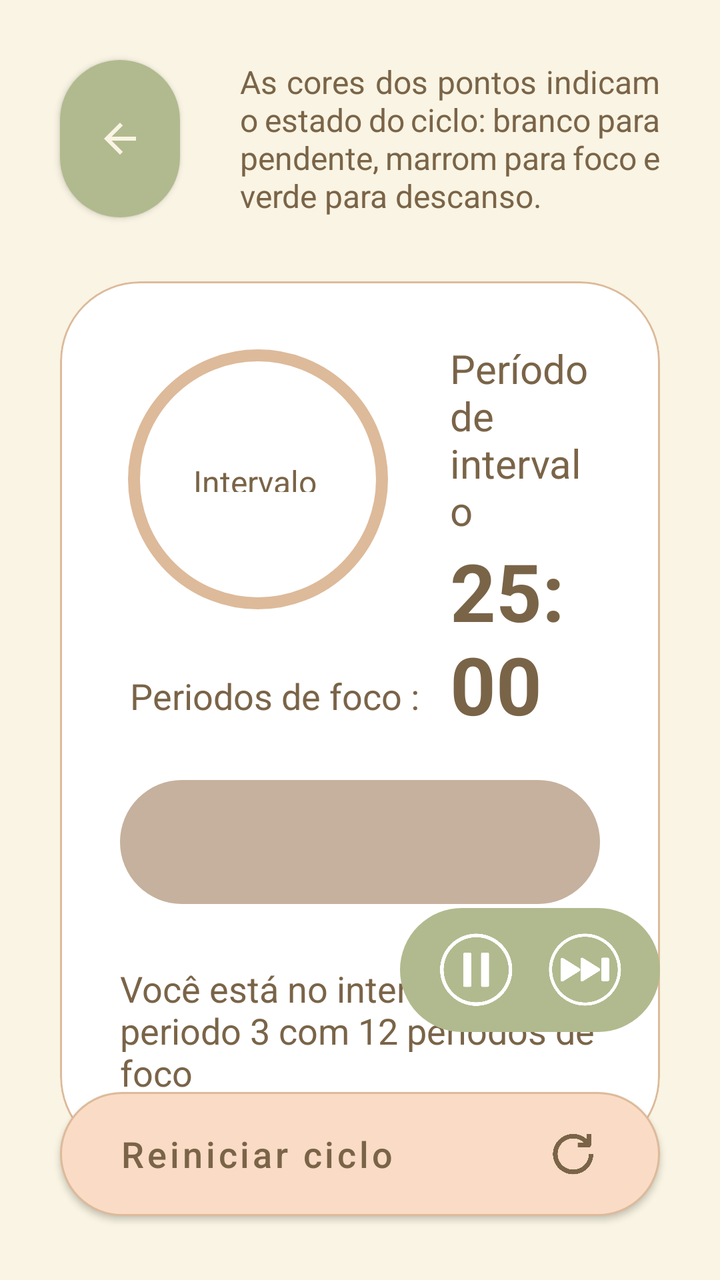
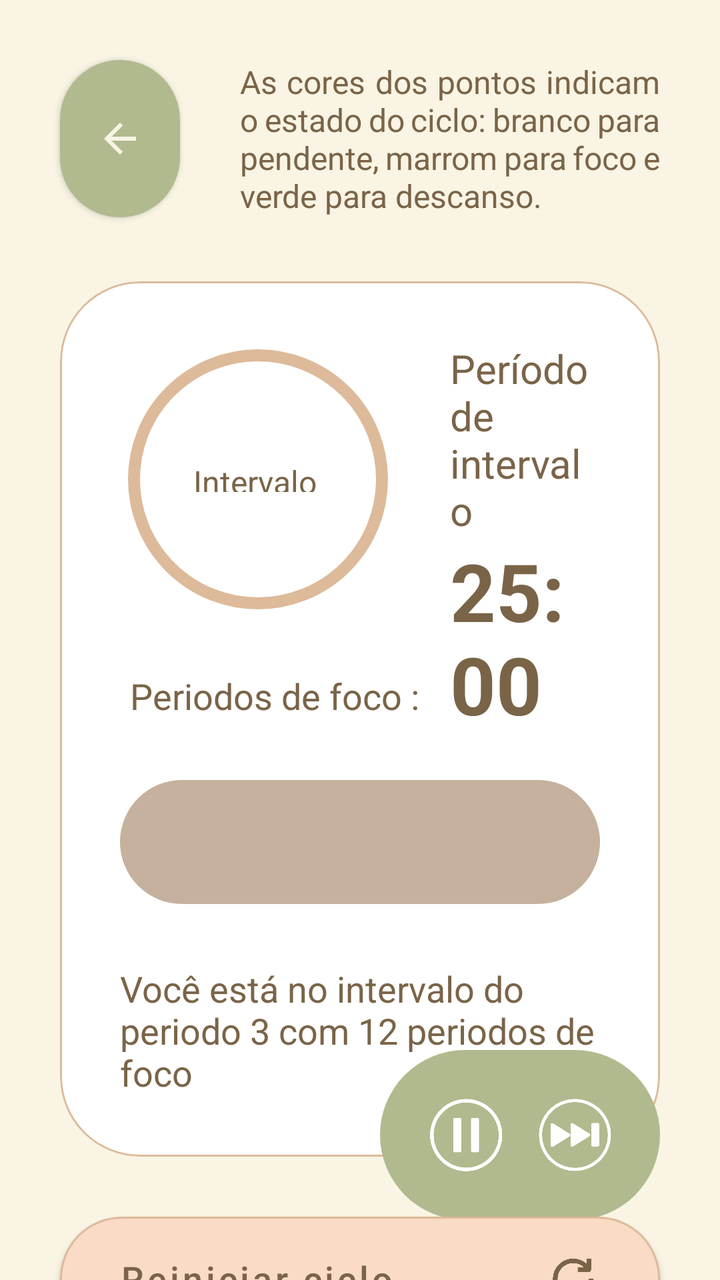

Two renders of the same Android screen: before a commit and after it. Below are the layout's source before the change and the commit's diff.
<!-- AndroidManifest.xml: application theme Theme.Orbi -->
<!-- res/layout/activity_timer.xml -->
<?xml version="1.0" encoding="utf-8"?>
<androidx.constraintlayout.widget.ConstraintLayout
    xmlns:android="http://schemas.android.com/apk/res/android"
    xmlns:app="http://schemas.android.com/apk/res-auto"
    xmlns:tools="http://schemas.android.com/tools"
    android:layout_width="match_parent"
    android:layout_height="match_parent"
    android:background="@color/orbi_cream">

    
    <com.google.android.material.button.MaterialButton
        android:id="@+id/btn_back"
        android:layout_width="60dp"
        android:layout_height="0dp"
        android:layout_marginStart="30dp"
        android:layout_marginTop="30dp"
        android:insetLeft="0dp"
        android:insetTop="0dp"
        android:insetRight="0dp"
        android:insetBottom="0dp"
        app:backgroundTint="@color/orbi_olive"
        app:cornerRadius="30dp"
        app:icon="@drawable/ic_arrow_back"
        app:iconGravity="textStart"
        app:iconPadding="0dp"
        app:iconTint="@color/orbi_cream"
        app:layout_constraintBottom_toBottomOf="@+id/tv_legend"
        app:layout_constraintStart_toStartOf="parent"
        app:layout_constraintTop_toTopOf="parent" />

    <TextView
        android:id="@+id/tv_legend"
        android:layout_width="0dp"
        android:layout_height="wrap_content"
        android:layout_marginStart="30dp"
        android:layout_marginTop="30dp"
        android:layout_marginEnd="30dp"
        android:text="As cores dos pontos indicam o estado do ciclo: branco para pendente, marrom para foco e verde para descanso."
        android:textColor="@color/orbi_dark_brown"
        android:justificationMode="inter_word"
        android:textSize="16sp"
        app:layout_constraintEnd_toEndOf="parent"
        app:layout_constraintStart_toEndOf="@+id/btn_back"
        app:layout_constraintTop_toTopOf="parent" />

    
    <com.google.android.material.card.MaterialCardView
        android:id="@+id/card_timer"
        android:layout_width="0dp"
        android:layout_height="wrap_content"
        android:layout_marginHorizontal="24dp"
        android:layout_marginStart="30dp"
        android:layout_marginTop="32dp"
        android:layout_marginEnd="30dp"
        app:cardBackgroundColor="@color/orbi_white"
        app:cardCornerRadius="40dp"
        app:cardElevation="0dp"
        app:layout_constraintEnd_toEndOf="parent"
        app:layout_constraintStart_toStartOf="parent"
        app:layout_constraintTop_toBottomOf="@+id/btn_back"
        app:strokeColor="#DDBA9A"
        app:strokeWidth="1dp">

        <androidx.constraintlayout.widget.ConstraintLayout
            android:layout_width="match_parent"
            android:layout_height="wrap_content"
            android:padding="30dp">

            
            <FrameLayout
                android:id="@+id/frame_progress"
                android:layout_width="135dp"
                android:layout_height="135dp"
                app:layout_constraintStart_toStartOf="parent"
                app:layout_constraintTop_toTopOf="parent">

                <com.google.android.material.progressindicator.CircularProgressIndicator
                    android:id="@+id/progress_timer"
                    android:layout_width="match_parent"
                    android:layout_height="match_parent"
                    android:progress="75"
                    app:indicatorColor="@color/orbi_olive"
                    app:indicatorSize="130dp"
                    app:trackColor="#DDBA9A"
                    app:trackCornerRadius="10dp"
                    app:trackThickness="6dp" />

                <TextView
                    android:id="@+id/tv_progress_status"
                    android:layout_width="wrap_content"
                    android:layout_height="16dp"
                    android:layout_gravity="center"
                    android:gravity="center"
                    android:text="Intervalo"
                    android:textColor="@color/orbi_dark_brown"
                    android:textSize="16sp" />
            </FrameLayout>

            
            <TextView
                android:id="@+id/tv_timer_label"
                android:layout_width="0dp"
                android:layout_height="wrap_content"
                android:layout_marginStart="30dp"
                android:text="Período de\nintervalo"
                android:textColor="@color/orbi_dark_brown"
                android:textSize="20sp"
                app:layout_constraintBottom_toTopOf="@+id/tv_time_left"
                app:layout_constraintEnd_toEndOf="parent"
                app:layout_constraintStart_toEndOf="@+id/frame_progress"
                app:layout_constraintTop_toTopOf="parent"
                app:layout_constraintVertical_chainStyle="packed" />

            <TextView
                android:id="@+id/tv_time_left"
                android:layout_width="0dp"
                android:layout_height="wrap_content"
                android:layout_marginStart="30dp"
                android:text="25:00"
                android:textColor="@color/orbi_dark_brown"
                android:textSize="40sp"
                android:textStyle="bold"
                app:layout_constraintBottom_toBottomOf="@+id/frame_progress"
                app:layout_constraintEnd_toEndOf="parent"
                app:layout_constraintStart_toEndOf="@+id/frame_progress"
                app:layout_constraintTop_toBottomOf="@+id/tv_timer_label" />

            
            <TextView
                android:id="@+id/tv_dots_label"
                android:layout_width="wrap_content"
                android:layout_height="wrap_content"
                android:layout_marginStart="5dp"
                android:layout_marginTop="30dp"
                android:text="Periodos de foco :"
                android:textColor="@color/orbi_dark_brown"
                android:textSize="18sp"
                app:layout_constraintStart_toStartOf="parent"
                app:layout_constraintTop_toBottomOf="@+id/frame_progress" />

            <LinearLayout
                android:id="@+id/layout_dots_container"
                android:layout_width="match_parent"
                android:layout_height="62dp"
                android:layout_marginTop="30dp"
                android:background="@drawable/bg_pill_beige"
                android:gravity="start|center_vertical"
                android:orientation="horizontal"
                android:paddingStart="30dp"
                android:paddingEnd="30dp"
                app:layout_constraintEnd_toEndOf="parent"
                app:layout_constraintStart_toStartOf="parent"
                app:layout_constraintTop_toBottomOf="@+id/tv_dots_label" />

            
            <TextView
                android:id="@+id/tv_current_status_desc"
                android:layout_width="0dp"
                android:layout_height="wrap_content"
                android:layout_marginTop="30dp"
                android:text="Você está no intervalo do periodo 3 com 12 periodos de foco"
                android:textColor="@color/orbi_dark_brown"
                android:textSize="18sp"
                app:layout_constraintEnd_toEndOf="parent"
                app:layout_constraintStart_toStartOf="parent"
                app:layout_constraintTop_toBottomOf="@+id/layout_dots_container" />

            

        </androidx.constraintlayout.widget.ConstraintLayout>
    </com.google.android.material.card.MaterialCardView>

    
    <com.google.android.material.button.MaterialButton
        android:id="@+id/btn_restart_cycle"
        android:layout_width="0dp"
        android:layout_height="62dp"
        android:layout_marginHorizontal="24dp"
        android:layout_marginStart="30dp"
        android:layout_marginEnd="30dp"
        android:layout_marginBottom="32dp"
        android:background="@drawable/bg_pill_dark_beige"
        android:gravity="center_vertical|start"
        android:paddingStart="30dp"
        android:paddingEnd="30dp"
        android:text="Reiniciar ciclo"
        android:textAllCaps="false"
        android:textColor="@color/orbi_dark_brown"
        android:textSize="18sp"
        app:backgroundTint="@null"
        app:icon="@drawable/ic_refresh"
        app:iconGravity="end"
        app:iconSize="28dp"
        app:iconTint="@color/orbi_dark_brown"
        app:layout_constraintBottom_toBottomOf="parent"
        app:layout_constraintEnd_toEndOf="parent"
        app:layout_constraintStart_toStartOf="parent" />

    <LinearLayout
        android:id="@+id/linearLayout"
        android:layout_width="wrap_content"
        android:layout_height="62dp"
        android:layout_marginBottom="30dp"
        android:background="@drawable/bg_pill_olive"
        android:gravity="center"
        android:orientation="horizontal"
        android:paddingStart="15dp"
        android:paddingEnd="15dp"
        app:layout_constraintBottom_toTopOf="@+id/btn_restart_cycle"
        app:layout_constraintEnd_toEndOf="@+id/card_timer">

        <ImageButton
            android:id="@+id/btn_pause"
            android:layout_width="45dp"
            android:layout_height="45dp"
            android:layout_marginHorizontal="0dp"
            android:background="@drawable/ic_pause"
            android:scaleType="fitCenter" />

        <ImageButton
            android:id="@+id/btn_skip"
            android:layout_width="45dp"
            android:layout_height="45dp"
            android:layout_marginStart="10dp"
            android:background="@drawable/ic_skip_next"
            android:scaleType="fitCenter" />

    </LinearLayout>

</androidx.constraintlayout.widget.ConstraintLayout>
<!-- resources referenced by this layout -->
<resources>
  <color name="orbi_cream">#F9F4E3</color>
  <color name="orbi_dark_brown">#7A6448</color>
  <color name="orbi_olive">#B1BA8E</color>
  <color name="orbi_white">#FFFFFF</color>
  <!-- drawable bg_pill_beige (drawable) -->
  <?xml version="1.0" encoding="utf-8"?>
  <shape xmlns:android="http://schemas.android.com/apk/res/android"
  
  
      android:shape="rectangle">
      <solid android:color="#C5B19D"/>
      <corners android:radius="100dp" />
  
  
  </shape>
  <!-- drawable bg_pill_dark_beige (drawable) -->
  <?xml version="1.0" encoding="utf-8"?>
  <shape xmlns:android="http://schemas.android.com/apk/res/android"
  
  
      android:shape="rectangle">
      <solid android:color="@color/orbi_dark_sand"/>
      <corners android:radius="100dp" />
      <stroke android:width="1dp" android:color="#DDBA9A" />
  
  
  </shape>
  <!-- drawable bg_pill_olive (drawable) -->
  <?xml version="1.0" encoding="utf-8"?>
  <shape xmlns:android="http://schemas.android.com/apk/res/android"
  
  
      android:shape="rectangle">
      <solid android:color="@color/orbi_olive" />
      <corners android:radius="100dp" />
  
  
  </shape>
  <!-- drawable ic_arrow_back (drawable) -->
  <vector
      xmlns:android="http://schemas.android.com/apk/res/android"
      android:width="24dp"
      android:height="24dp"
      android:viewportWidth="24"
      android:viewportHeight="24">
  
  
      <path
          android:fillColor="#FF000000"
          android:pathData="M20,11H7.83l5.59,-5.59L12,4l-8,8 8,8 1.41,-1.41L7.83,13H20v-2z"/>
  
  
  </vector>
  <!-- drawable ic_pause: png bitmap (drawable, 20504 bytes) -->
  <!-- drawable ic_refresh: png bitmap (drawable, 18054 bytes) -->
  <!-- drawable ic_skip_next: png bitmap (drawable, 23501 bytes) -->
  <style name="Theme.Orbi" parent="Theme.MaterialComponents.Light.NoActionBar">
  
  
          <item name="colorPrimary">@color/orbi_dark_brown</item>
          <item name="colorPrimaryVariant">@color/orbi_olive</item>
          <item name="colorOnPrimary">@color/orbi_white</item>
          <item name="colorSecondary">@color/orbi_olive</item>
          <item name="colorSecondaryVariant">@color/orbi_light_olive</item>
          <item name="colorOnSecondary">@color/orbi_white</item>
  
  
          
          <item name="android:statusBarColor">@color/orbi_cream</item>
          <item name="android:windowLightStatusBar">true</item>
  
  
          
          <item name="android:navigationBarColor">@color/orbi_cream</item>
          <item name="android:windowLightNavigationBar" tools:targetApi="o_mr1">true</item>
  
  
      </style>
  <color name="orbi_dark_sand">#FADBC5</color>
  <color name="orbi_light_olive">#D4DDB1</color>
</resources>

<!-- the commit's change to res/layout/activity_timer.xml (unified diff, before → after) -->
@@ -177,8 +177,8 @@
         android:layout_height="62dp"
         android:layout_marginHorizontal="24dp"
         android:layout_marginStart="30dp"
-        android:layout_marginEnd="30dp"
-        android:layout_marginBottom="32dp"
+        android:layout_marginTop="30dp"
+        android:layout_marginEnd="30dp"
         android:background="@drawable/bg_pill_dark_beige"
         android:gravity="center_vertical|start"
         android:paddingStart="30dp"
@@ -192,22 +192,23 @@
         app:iconGravity="end"
         app:iconSize="28dp"
         app:iconTint="@color/orbi_dark_brown"
-        app:layout_constraintBottom_toBottomOf="parent"
         app:layout_constraintEnd_toEndOf="parent"
-        app:layout_constraintStart_toStartOf="parent" />
+        app:layout_constraintStart_toStartOf="parent"
+        app:layout_constraintTop_toBottomOf="@+id/card_timer" />
 
     <LinearLayout
         android:id="@+id/linearLayout"
         android:layout_width="wrap_content"
-        android:layout_height="62dp"
+        android:layout_height="85dp"
+        android:layout_marginEnd="30dp"
         android:layout_marginBottom="30dp"
         android:background="@drawable/bg_pill_olive"
         android:gravity="center"
         android:orientation="horizontal"
-        android:paddingStart="15dp"
-        android:paddingEnd="15dp"
-        app:layout_constraintBottom_toTopOf="@+id/btn_restart_cycle"
-        app:layout_constraintEnd_toEndOf="@+id/card_timer">
+        android:paddingStart="20dp"
+        android:paddingEnd="20dp"
+        app:layout_constraintBottom_toBottomOf="parent"
+        app:layout_constraintEnd_toEndOf="parent">
 
         <ImageButton
             android:id="@+id/btn_pause"
